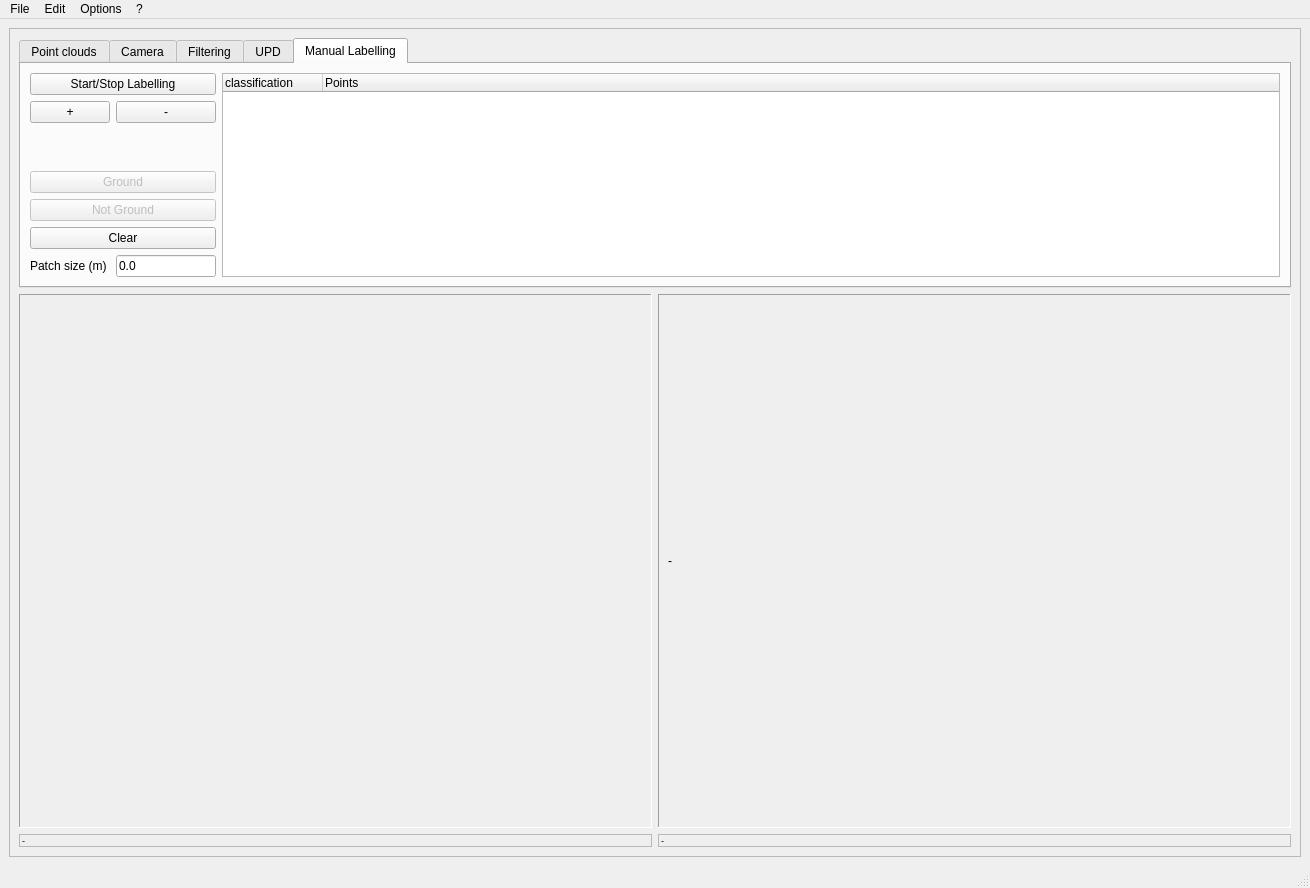
Qt form apps/upd_DEMO/PCL_upd_DEMO.ui (bellonemauro/OpenTraversability) before a commit.
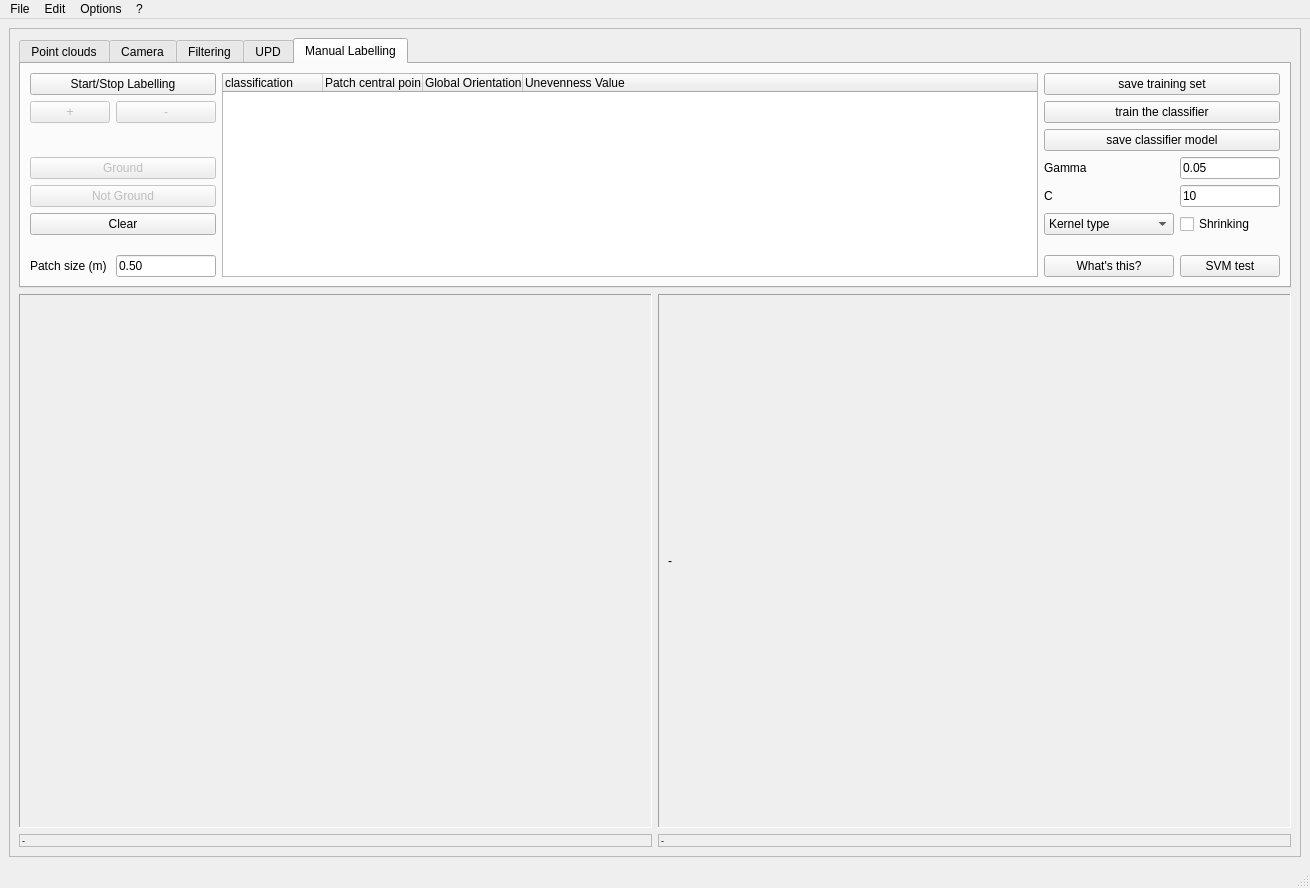
The same form after that commit. The open tabs and pages were chosen to show the change. Icons and pictures are not drawn. Custom widgets are drawn as their Qt base class.

Commit message: SVM classifier implemented

The edit to the form file:
```diff
--- a/apps/upd_DEMO/PCL_upd_DEMO.ui
+++ b/apps/upd_DEMO/PCL_upd_DEMO.ui
@@ -56,7 +56,7 @@
            <x>0</x>
            <y>0</y>
            <width>1288</width>
-           <height>825</height>
+           <height>819</height>
           </rect>
          </property>
          <layout class="QGridLayout" name="gridLayout_2">
@@ -104,7 +104,7 @@
                <x>0</x>
                <y>0</y>
                <width>630</width>
-               <height>530</height>
+               <height>524</height>
               </rect>
              </property>
              <layout class="QVBoxLayout" name="verticalLayout_3">
@@ -145,7 +145,7 @@
                <x>0</x>
                <y>0</y>
                <width>630</width>
-               <height>530</height>
+               <height>524</height>
               </rect>
              </property>
              <layout class="QVBoxLayout" name="verticalLayout">
@@ -165,7 +165,7 @@
              </size>
             </property>
             <property name="currentIndex">
-             <number>3</number>
+             <number>4</number>
             </property>
             <widget class="QWidget" name="PointClouds">
              <attribute name="title">
@@ -1079,41 +1079,13 @@
               <string>Manual Labelling</string>
              </attribute>
              <layout class="QGridLayout" name="gridLayout_3">
-              <item row="5" column="0" colspan="2">
-               <widget class="QPushButton" name="pushButton_clearLabelling">
+              <item row="1" column="1">
+               <widget class="QPushButton" name="pushButton_removePoint">
                 <property name="enabled">
-                 <bool>true</bool>
+                 <bool>false</bool>
                 </property>
                 <property name="text">
-                 <string>Clear</string>
-                </property>
-               </widget>
-              </item>
-              <item row="0" column="3" rowspan="7">
-               <widget class="QTreeWidget" name="treeWidget_classification">
-                <column>
-                 <property name="text">
-                  <string>classification</string>
-                 </property>
-                </column>
-                <column>
-                 <property name="text">
-                  <string>Points</string>
-                 </property>
-                </column>
-               </widget>
-              </item>
-              <item row="6" column="0">
-               <widget class="QLabel" name="label">
-                <property name="text">
-                 <string>Patch size (m)</string>
-                </property>
-               </widget>
-              </item>
-              <item row="0" column="0" colspan="2">
-               <widget class="QPushButton" name="pushButton_start_stopLabelling">
-                <property name="text">
-                 <string>Start/Stop Labelling</string>
+                 <string>-</string>
                 </property>
                </widget>
               </item>
@@ -1127,6 +1099,13 @@
                 </property>
                </widget>
               </item>
+              <item row="1" column="4" colspan="2">
+               <widget class="QPushButton" name="pushButton_train">
+                <property name="text">
+                 <string>train the classifier</string>
+                </property>
+               </widget>
+              </item>
               <item row="3" column="0" colspan="2">
                <widget class="QPushButton" name="pushButton_ground">
                 <property name="enabled">
@@ -1137,30 +1116,189 @@
                 </property>
                </widget>
               </item>
-              <item row="6" column="1">
-               <widget class="QLineEdit" name="lineEdit_patchSize">
-                <property name="maximumSize">
-                 <size>
-                  <width>100</width>
-                  <height>16777215</height>
-                 </size>
-                </property>
-                <property name="text">
-                 <string>0.0</string>
-                </property>
-               </widget>
-              </item>
               <item row="1" column="0">
                <widget class="QPushButton" name="pushButton_addPoint">
+                <property name="enabled">
+                 <bool>false</bool>
+                </property>
                 <property name="text">
                  <string>+</string>
                 </property>
                </widget>
               </item>
-              <item row="1" column="1">
-               <widget class="QPushButton" name="pushButton_removePoint">
+              <item row="4" column="5">
+               <widget class="QLineEdit" name="lineEdit_SVMc">
+                <property name="maximumSize">
+                 <size>
+                  <width>100</width>
+                  <height>16777215</height>
+                 </size>
+                </property>
                 <property name="text">
-                 <string>-</string>
+                 <string>10</string>
+                </property>
+               </widget>
+              </item>
+              <item row="7" column="1">
+               <widget class="QLineEdit" name="lineEdit_patchSize">
+                <property name="maximumSize">
+                 <size>
+                  <width>100</width>
+                  <height>16777215</height>
+                 </size>
+                </property>
+                <property name="text">
+                 <string>0.50</string>
+                </property>
+               </widget>
+              </item>
+              <item row="0" column="4" colspan="2">
+               <widget class="QPushButton" name="pushButton_saveTrainingSet">
+                <property name="text">
+                 <string>save training set</string>
+                </property>
+               </widget>
+              </item>
+              <item row="2" column="4" colspan="2">
+               <widget class="QPushButton" name="pushButton_classModel">
+                <property name="text">
+                 <string>save classifier model</string>
+                </property>
+               </widget>
+              </item>
+              <item row="0" column="3" rowspan="8">
+               <widget class="QTreeWidget" name="treeWidget_classification">
+                <column>
+                 <property name="text">
+                  <string>classification</string>
+                 </property>
+                </column>
+                <column>
+                 <property name="text">
+                  <string>Patch central point</string>
+                 </property>
+                </column>
+                <column>
+                 <property name="text">
+                  <string>Global Orientation</string>
+                 </property>
+                </column>
+                <column>
+                 <property name="text">
+                  <string>Unevenness Value</string>
+                 </property>
+                </column>
+               </widget>
+              </item>
+              <item row="5" column="4">
+               <widget class="QComboBox" name="comboBox_svmKernelType">
+                <property name="minimumSize">
+                 <size>
+                  <width>130</width>
+                  <height>0</height>
+                 </size>
+                </property>
+                <item>
+                 <property name="text">
+                  <string>Kernel type</string>
+                 </property>
+                </item>
+                <item>
+                 <property name="text">
+                  <string>LINEAR</string>
+                 </property>
+                </item>
+                <item>
+                 <property name="text">
+                  <string>POLY</string>
+                 </property>
+                </item>
+                <item>
+                 <property name="text">
+                  <string>RBF</string>
+                 </property>
+                </item>
+                <item>
+                 <property name="text">
+                  <string>SIGMOID</string>
+                 </property>
+                </item>
+                <item>
+                 <property name="text">
+                  <string>PRECOMPUTED</string>
+                 </property>
+                </item>
+               </widget>
+              </item>
+              <item row="3" column="5">
+               <widget class="QLineEdit" name="lineEdit_SVMgamma">
+                <property name="maximumSize">
+                 <size>
+                  <width>100</width>
+                  <height>16777215</height>
+                 </size>
+                </property>
+                <property name="text">
+                 <string>0.05</string>
+                </property>
+               </widget>
+              </item>
+              <item row="4" column="4">
+               <widget class="QLabel" name="label_5">
+                <property name="text">
+                 <string>C</string>
+                </property>
+               </widget>
+              </item>
+              <item row="3" column="4">
+               <widget class="QLabel" name="label_3">
+                <property name="text">
+                 <string>Gamma</string>
+                </property>
+               </widget>
+              </item>
+              <item row="0" column="0" colspan="2">
+               <widget class="QPushButton" name="pushButton_start_stopLabelling">
+                <property name="text">
+                 <string>Start/Stop Labelling</string>
+                </property>
+               </widget>
+              </item>
+              <item row="5" column="5">
+               <widget class="QCheckBox" name="checkBox_Shrinking">
+                <property name="text">
+                 <string>Shrinking</string>
+                </property>
+               </widget>
+              </item>
+              <item row="7" column="0">
+               <widget class="QLabel" name="label">
+                <property name="text">
+                 <string>Patch size (m)</string>
+                </property>
+               </widget>
+              </item>
+              <item row="5" column="0" colspan="2">
+               <widget class="QPushButton" name="pushButton_clearLabelling">
+                <property name="enabled">
+                 <bool>true</bool>
+                </property>
+                <property name="text">
+                 <string>Clear</string>
+                </property>
+               </widget>
+              </item>
+              <item row="7" column="4">
+               <widget class="QPushButton" name="pushButton_classify">
+                <property name="text">
+                 <string>What's this?</string>
+                </property>
+               </widget>
+              </item>
+              <item row="7" column="5">
+               <widget class="QPushButton" name="pushButton_smvTest">
+                <property name="text">
+                 <string>SVM test</string>
                 </property>
                </widget>
               </item>
@@ -1182,7 +1320,7 @@
      <x>0</x>
      <y>0</y>
      <width>1310</width>
-     <height>21</height>
+     <height>25</height>
     </rect>
    </property>
    <widget class="QMenu" name="menuFile">
```
The commit also changes 7 other files.
